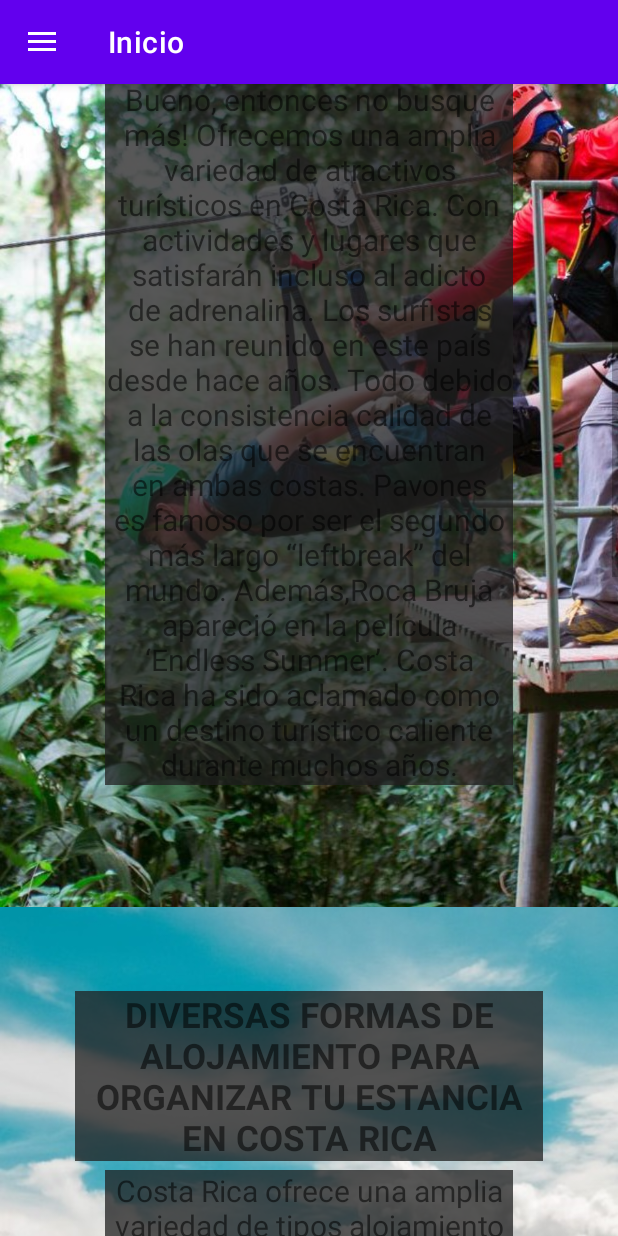
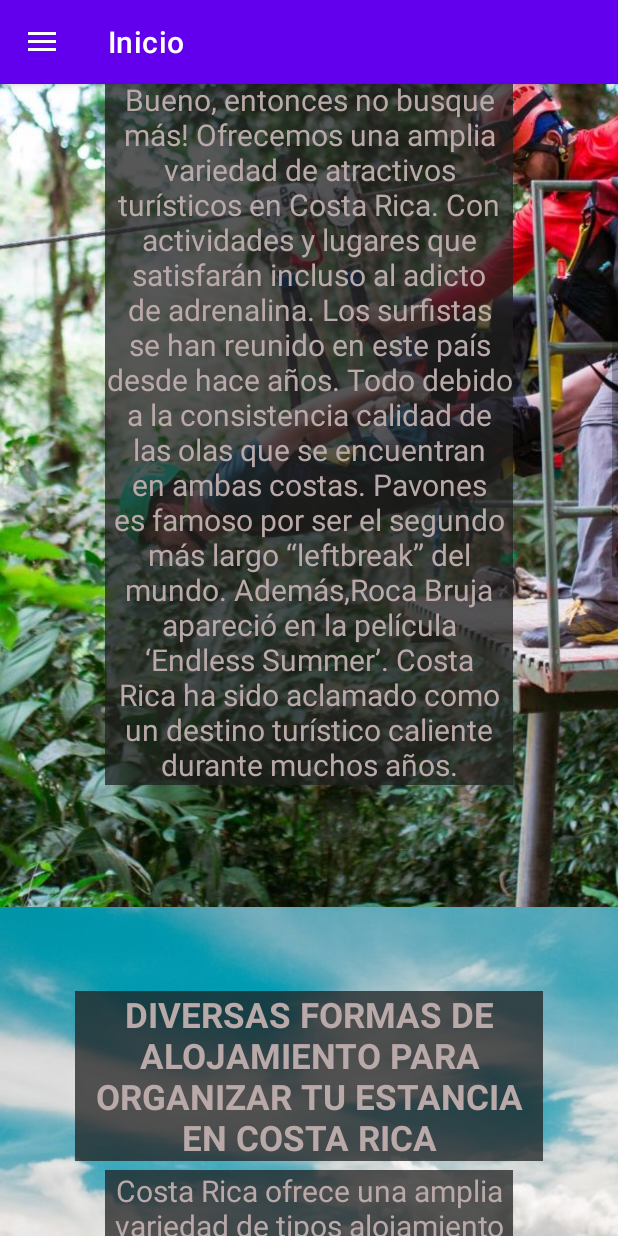
Before and after one commit to maikelmatamoros/Proyecto2AppExpertos, an Android app: the screen it shows after launch (MainActivity), scrolled down 537 dp, on a phone screen of 412 x 824 dp. Run offline under Robolectric (Android 15) with nearby library versions, the phone set to English and light mode, and no system bars; our stand-ins replace navigation-ui.

Commit message:
Actualizacion Main

```diff
--- a/app/src/main/res/layout/fragment_home.xml
+++ b/app/src/main/res/layout/fragment_home.xml
@@ -50,6 +50,7 @@
                     android:background="#BE202020"
                     android:text="¿BUSCANDO UN POCO DE AVENTURA?"
                     android:textAlignment="center"
+                    android:textColor="#BAA9A9"
                     android:textSize="23sp"
                     android:textStyle="bold" />
 
@@ -66,6 +67,7 @@
                     android:background="#BE202020"
                     android:text="Bueno, entonces no busque más! Ofrecemos una amplia variedad de atractivos turísticos en Costa Rica. Con actividades y lugares que satisfarán incluso al adicto de adrenalina. Los surfistas se han reunido en este país desde hace años. Todo debido a la consistencia calidad de las olas que se encuentran en ambas costas. Pavones es famoso por ser el segundo más largo “leftbreak” del mundo. Además,Roca Bruja apareció en la película ‘Endless Summer’. Costa Rica ha sido aclamado como un destino turístico caliente durante muchos años."
                     android:textAlignment="center"
+                    android:textColor="#BAA9A9"
                     android:textSize="20sp" />
             </RelativeLayout>
 
@@ -96,6 +98,7 @@
                     android:text="DIVERSAS FORMAS DE ALOJAMIENTO PARA ORGANIZAR TU ESTANCIA EN COSTA RICA"
                     android:textAlignment="center"
                     android:textSize="23sp"
+                    android:textColor="#BAA9A9"
                     android:textStyle="bold" />
 
                 <TextView
@@ -111,6 +114,7 @@
                     android:background="#BE202020"
                     android:text="Costa Rica ofrece una amplia variedad de tipos alojamiento en la mayoría de sus ciudades y pueblos en los que podrás hospedarte y conocer todos sus lugares. En todas sus ciudades podrás encontrar hoteles adaptados a todos los bolsillos. El precio medio de una habitación ronda entre los $10 y $30 por persona y día. Todos suelen estar bien equipados con aire acondicionado, televisión y cama limpia."
                     android:textAlignment="center"
+                    android:textColor="#BAA9A9"
                     android:textSize="20sp" />
 
 
@@ -143,6 +147,7 @@
                     android:text="¿CON GANAS DE UNA ESCAPA RÁPIDA A UN DESTINO DIFERENTE Y NO TIENES VEHÍCULO?"
                     android:textAlignment="center"
                     android:textSize="23sp"
+                    android:textColor="#BAA9A9"
                     android:textStyle="bold" />
 
                 <TextView
@@ -157,6 +162,7 @@
                     android:background="#BE202020"
                     android:text="Con poco más de 50.000 kilómetros, Costa Rica es un país diez veces menos extenso que España, por lo que rentar un vehículo te va a permitir desplazarte cómodamente por allí y aprovechar hasta el último segundo de tu viaje. En Expertos Travel Agency podrás encontrar diversos tipos de vehículos para rentar a manos de las mejores compañías de Costa Rica. Las compañías con las que trabajamos, le ofrecen vehículos a la medida a los mejores precios del mercado."
                     android:textAlignment="center"
+                    android:textColor="#BAA9A9"
                     android:textSize="20sp" />
             </RelativeLayout>
 
@@ -182,6 +188,7 @@
                     android:layout_marginTop="56dp"
                     android:layout_marginEnd="50dp"
                     android:background="#BE202020"
+                    android:textColor="#BAA9A9"
                     android:text="¿NECESITAS CONSEJOS PARA VIAJAR?"
                     android:textAlignment="center"
                     android:textSize="23sp"
@@ -198,6 +205,7 @@
                     android:layout_marginTop="145dp"
                     android:layout_marginEnd="70dp"
                     android:background="#BE202020"
+                    android:textColor="#BAA9A9"
                     android:text="Quizá mucha gente piense que viajar, solamente se trata de pasear y disfrutar, pero hay cosas que pueden complicar la ruta o la estadía en un nuestro país. Por lo tanto, si nunca has viajado o si tu idea es empezar a hacerlo con mucha más frecuencia, estos tips de viaje te ayudarán a estar alerta y conocer las cosas que podrían salir mal, y cómo resolverlas."
                     android:textAlignment="center"
                     android:textSize="20sp" />
```
